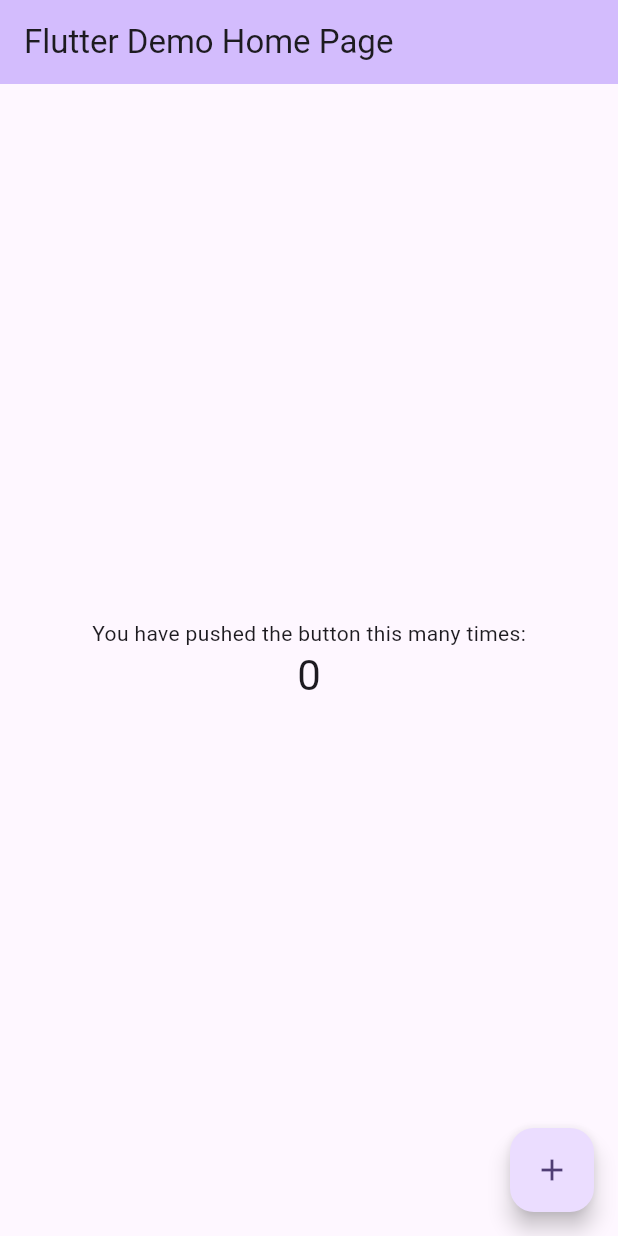
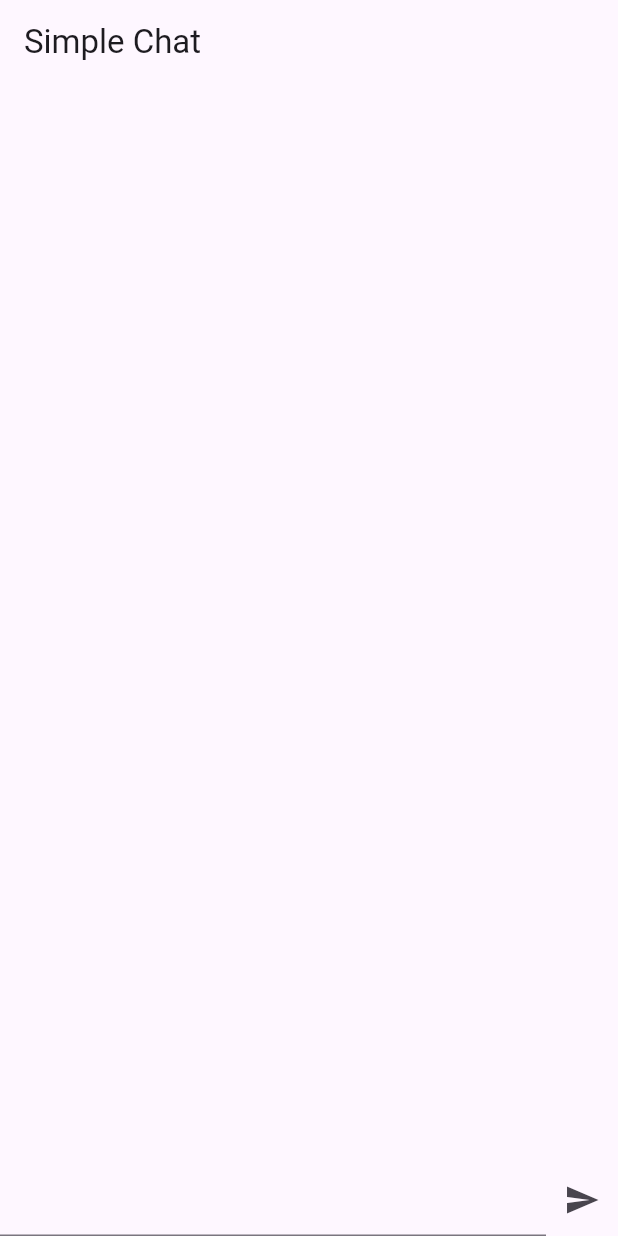
Before and after one commit to potetius/chat-app-example, a Flutter app: the screen it shows after launch, on a phone screen of 412 x 824 dp. Run offline on Flutter 3.47's test engine with Material 3 defaults, Android fonts, the phone set to English and light mode, and no system bars.

Commit message:
[add]chat機能実装

```diff
--- a/lib/main.dart
+++ b/lib/main.dart
@@ -1,4 +1,5 @@
 import 'package:flutter/material.dart';
+import 'package:chat_app_example/pages/chat_page.dart';
 
 void main() {
   runApp(const MyApp());
@@ -14,53 +15,7 @@ class MyApp extends StatelessWidget {
       theme: ThemeData(
         colorScheme: ColorScheme.fromSeed(seedColor: Colors.deepPurple),
       ),
-      home: const MyHomePage(title: 'Flutter Demo Home Page'),
+      home: const ChatPage(title: 'Flutter Demo Home Page'),
     );
   }
 }
-
-class MyHomePage extends StatefulWidget {
-  const MyHomePage({super.key, required this.title});
-
-  final String title;
-
-  @override
-  State<MyHomePage> createState() => _MyHomePageState();
-}
-
-class _MyHomePageState extends State<MyHomePage> {
-  int _counter = 0;
-
-  void _incrementCounter() {
-    setState(() {
-      _counter++;
-    });
-  }
-
-  @override
-  Widget build(BuildContext context) {
-    return Scaffold(
-      appBar: AppBar(
-        backgroundColor: Theme.of(context).colorScheme.inversePrimary,
-        title: Text(widget.title),
-      ),
-      body: Center(
-        child: Column(
-          mainAxisAlignment: MainAxisAlignment.center,
-          children: <Widget>[
-            const Text('You have pushed the button this many times:'),
-            Text(
-              '$_counter',
-              style: Theme.of(context).textTheme.headlineMedium,
-            ),
-          ],
-        ),
-      ),
-      floatingActionButton: FloatingActionButton(
-        onPressed: _incrementCounter,
-        tooltip: 'Increment',
-        child: const Icon(Icons.add),
-      ),
-    );
-  }
-}
--- a/lib/models/massege.dart
+++ b/lib/models/massege.dart
@@ -0,0 +1,6 @@
+class Message {
+  final String text;
+  final bool isUser;
+
+  Message({required this.text, required this.isUser});
+}
--- a/lib/pages/chat_page.dart
+++ b/lib/pages/chat_page.dart
@@ -0,0 +1,49 @@
+import 'package:chat_app_example/models/massege.dart';
+import 'package:chat_app_example/utils/bot_responses.dart';
+import 'package:chat_app_example/widegets/massage_input.dart';
+import 'package:chat_app_example/widegets/message_bubble.dart';
+import 'package:flutter/material.dart';
+
+class ChatPage extends StatefulWidget {
+  const ChatPage({super.key, required this.title});
+
+  final String title;
+
+  @override
+  State<ChatPage> createState() => _ChatPageState();
+}
+
+class _ChatPageState extends State<ChatPage> {
+  final List<Message> _messages = [];
+
+  void _sendMessage(String text) {
+    setState(() {
+      _messages.add(Message(text: text, isUser: true));
+    });
+
+    // Botの返信（ランダム）
+    Future.delayed(const Duration(milliseconds: 500), () {
+      setState(() {
+        _messages.add(Message(text: getRandomBotResponse(), isUser: false));
+      });
+    });
+  }
+
+  @override
+  Widget build(BuildContext context) {
+    return Scaffold(
+      appBar: AppBar(title: const Text("Simple Chat")),
+      body: Column(
+        children: [
+          Expanded(
+            child: ListView.builder(
+              itemCount: _messages.length,
+              itemBuilder: (ctx, i) => MessageBubble(message: _messages[i]),
+            ),
+          ),
+          MessageInput(onSend: _sendMessage),
+        ],
+      ),
+    );
+  }
+}
--- a/lib/widegets/massage_input.dart
+++ b/lib/widegets/massage_input.dart
@@ -0,0 +1,35 @@
+import 'package:flutter/material.dart';
+
+class MessageInput extends StatefulWidget {
+  final Function(String) onSend;
+
+  const MessageInput({super.key, required this.onSend});
+
+  @override
+  State<MessageInput> createState() => _MessageInputState();
+}
+
+class _MessageInputState extends State<MessageInput> {
+  final _controller = TextEditingController();
+
+  void _submit() {
+    if (_controller.text.trim().isEmpty) return;
+    widget.onSend(_controller.text.trim());
+    _controller.clear();
+  }
+
+  @override
+  Widget build(BuildContext context) {
+    return Row(
+      children: [
+        Expanded(
+          child: TextField(controller: _controller),
+        ),
+        IconButton(
+          icon: const Icon(Icons.send),
+          onPressed: _submit,
+        ),
+      ],
+    );
+  }
+}
```
Also changed, not shown: lib/utils/bot_responses.dart (+14 -0 lines), lib/widegets/message_bubble.dart (+23 -0 lines), 1 other file.
